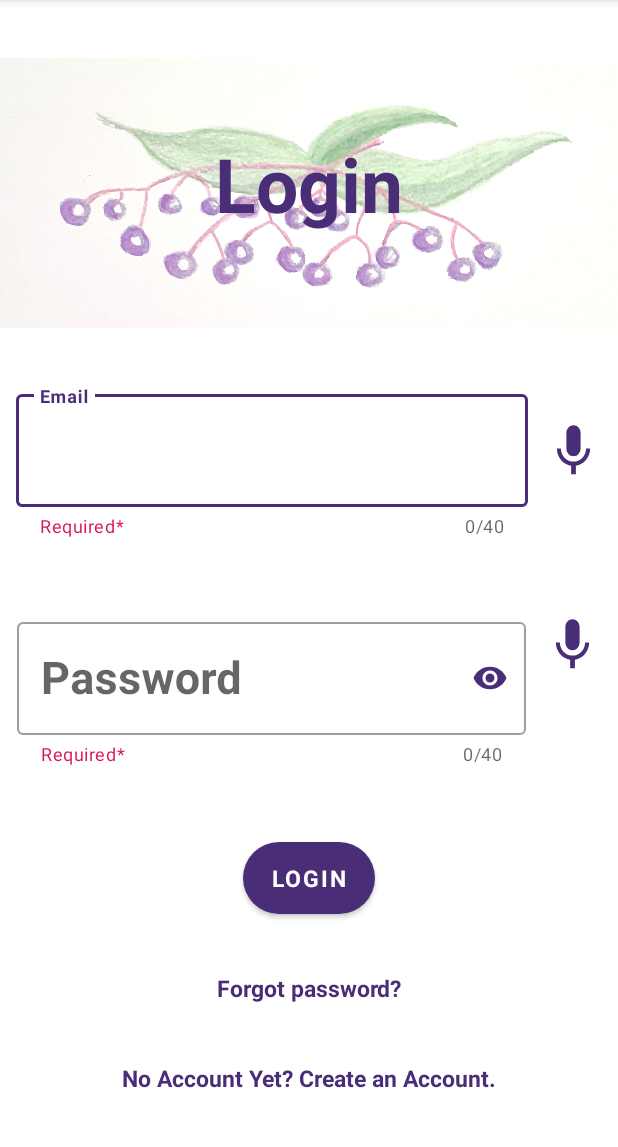
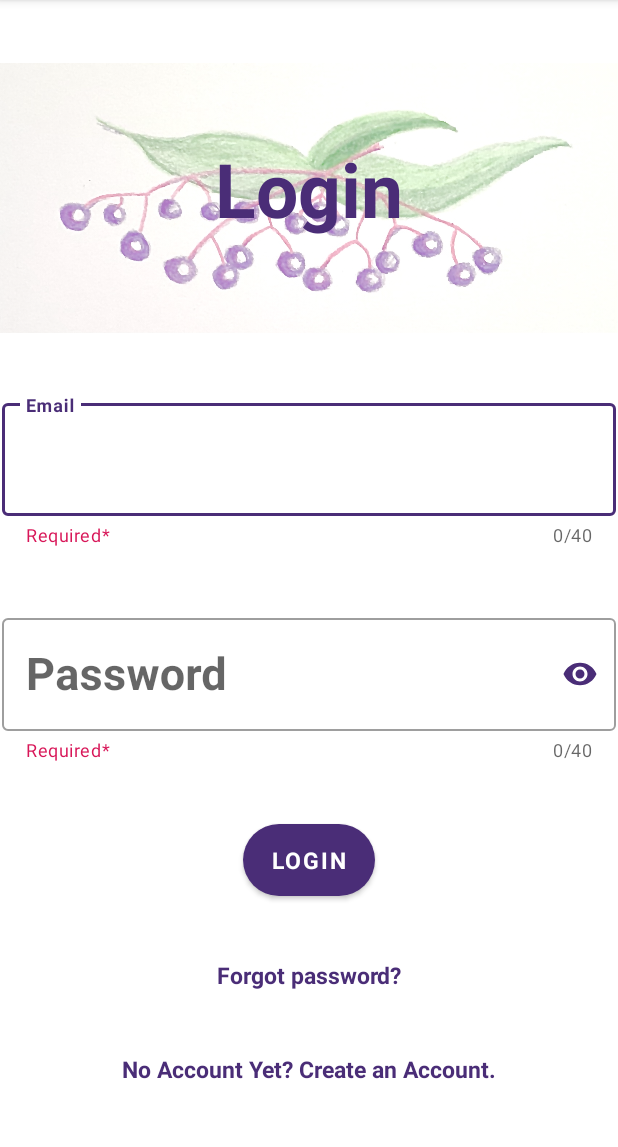
Before and after one commit to ewillia1/Elderberry, an Android app: the screen it shows after launch (LoginActivity), on a phone screen of 412 x 824 dp, the part 84-1231 px from its top. Run offline under Robolectric (Android 15) with nearby library versions, the phone set to English and light mode, and no system bars; our stand-ins replace Firebase (no records; nobody signed in at launch, a user with empty details on screens opened directly); Roboto replaces fonts that are not available here.

Commit message:
Reverting to 4a45787507a05b40aed214370bae1aabbbbc2e8f

```diff
--- a/app/src/main/java/edu/northeastern/elderberry/addMed/SetDatesFragment.java
+++ b/app/src/main/java/edu/northeastern/elderberry/addMed/SetDatesFragment.java
@@ -8,7 +8,7 @@ import android.util.Log;
 import android.view.LayoutInflater;
 import android.view.View;
 import android.view.ViewGroup;
-import android.widget.ImageButton;
+import android.widget.ImageView;
 import android.widget.TextView;
 import android.widget.Toast;
 
@@ -77,12 +77,12 @@ public class SetDatesFragment extends Fragment {
         this.fromDateSet = false;
         this.set_from = view.findViewById(R.id.fromTextView);
         this.set_to = view.findViewById(R.id.toTextView);
-        ImageButton from_image = view.findViewById(R.id.from_image);
+        ImageView from_image = view.findViewById(R.id.from_image);
         from_image.setOnClickListener(v -> {
             Log.d(TAG, "_____onClick (from_image)");
             this.from_datePickerDialog.show();
         });
-        ImageButton to_image = view.findViewById(R.id.to_image);
+        ImageView to_image = view.findViewById(R.id.to_image);
         to_image.setOnClickListener(v -> {
             Log.d(TAG, "_____onClick (to_image)");
             this.to_datePickerDialog.show();
--- a/app/src/main/res/layout/activity_login.xml
+++ b/app/src/main/res/layout/activity_login.xml
@@ -22,22 +22,22 @@
         android:textSize="50sp"
         android:textStyle="bold"
         app:layout_constraintBottom_toTopOf="@+id/textInputLayout8"
+        app:layout_constraintEnd_toEndOf="parent"
         app:layout_constraintStart_toStartOf="parent"
         app:layout_constraintTop_toTopOf="parent" />
 
     <com.google.android.material.textfield.TextInputLayout
         android:id="@+id/textInputLayout8"
         style="@style/Widget.MaterialComponents.TextInputLayout.OutlinedBox"
-        android:layout_width="341dp"
-        android:layout_height="113dp"
+        android:layout_width="409dp"
+        android:layout_height="wrap_content"
         app:counterEnabled="true"
         app:counterMaxLength="40"
         app:endIconMode="clear_text"
         app:helperText="Required*"
         app:helperTextTextColor="@color/textHintColor"
         app:layout_constraintBottom_toTopOf="@+id/textInputLayout9"
-        app:layout_constraintEnd_toStartOf="@+id/emailMic"
-        app:layout_constraintHorizontal_bias="0.5"
+        app:layout_constraintEnd_toEndOf="parent"
         app:layout_constraintStart_toStartOf="parent"
         app:layout_constraintTop_toBottomOf="@+id/loginImage">
 
@@ -47,43 +47,29 @@
             android:layout_height="wrap_content"
             android:fontFamily="@font/bellota_bold"
             android:hint="@string/email"
-            android:inputType="textEmailAddress"
             android:maxLength="40"
             android:textColor="@color/main"
             android:textColorHint="@color/main"
             android:textSize="30sp"
-            android:textStyle="bold" />
+            android:textStyle="bold"
+            android:inputType="textEmailAddress" />
     </com.google.android.material.textfield.TextInputLayout>
-
-    <ImageButton
-        android:id="@+id/emailMic"
-        android:layout_width="38dp"
-        android:layout_height="41dp"
-        android:layout_marginTop="37dp"
-        android:layout_marginBottom="64dp"
-        android:background="@drawable/microphone_icon"
-        app:layout_constraintBottom_toTopOf="@+id/textInputLayout9"
-        app:layout_constraintEnd_toEndOf="parent"
-        app:layout_constraintHorizontal_bias="0.5"
-        app:layout_constraintStart_toEndOf="@+id/textInputLayout8"
-        app:layout_constraintTop_toBottomOf="@+id/loginImage" />
 
     <com.google.android.material.textfield.TextInputLayout
         android:id="@+id/textInputLayout9"
         style="@style/Widget.MaterialComponents.TextInputLayout.OutlinedBox"
-        android:layout_width="339dp"
-        android:layout_height="114dp"
+        android:layout_width="409dp"
+        android:layout_height="wrap_content"
         app:counterEnabled="true"
         app:counterMaxLength="40"
+        app:passwordToggleEnabled="true"
+        app:passwordToggleTint="@color/main"
         app:helperText="Required*"
         app:helperTextTextColor="@color/textHintColor"
         app:layout_constraintBottom_toTopOf="@+id/loginButton"
-        app:layout_constraintEnd_toStartOf="@+id/passwordMic"
-        app:layout_constraintHorizontal_bias="0.5"
+        app:layout_constraintEnd_toEndOf="parent"
         app:layout_constraintStart_toStartOf="parent"
-        app:layout_constraintTop_toBottomOf="@+id/textInputLayout8"
-        app:passwordToggleEnabled="true"
-        app:passwordToggleTint="@color/main">
+        app:layout_constraintTop_toBottomOf="@+id/textInputLayout8">
 
         <com.google.android.material.textfield.TextInputEditText
             android:id="@+id/loginPassword"
@@ -91,26 +77,13 @@
             android:layout_height="wrap_content"
             android:fontFamily="@font/bellota_bold"
             android:hint="@string/password"
-            android:inputType="textPassword"
             android:maxLength="40"
             android:textColor="@color/main"
             android:textColorHint="@color/main"
             android:textSize="30sp"
-            android:textStyle="bold" />
+            android:textStyle="bold"
+            android:inputType="textPassword" />
     </com.google.android.material.textfield.TextInputLayout>
-
-    <ImageButton
-        android:id="@+id/passwordMic"
-        android:layout_width="38dp"
-        android:layout_height="41dp"
-        android:layout_marginTop="37dp"
-        android:background="@drawable/microphone_icon"
-        app:layout_constraintBottom_toBottomOf="parent"
-        app:layout_constraintEnd_toEndOf="parent"
-        app:layout_constraintHorizontal_bias="0.5"
-        app:layout_constraintStart_toEndOf="@+id/textInputLayout9"
-        app:layout_constraintTop_toBottomOf="@+id/textInputLayout8"
-        app:layout_constraintVertical_bias="0.004" />
 
     <Button
         android:id="@+id/loginButton"
@@ -142,8 +115,8 @@
 
     <TextView
         android:id="@+id/createAccount"
-        android:layout_width="wrap_content"
-        android:layout_height="wrap_content"
+        android:layout_width="373dp"
+        android:layout_height="24dp"
         android:fontFamily="@font/bellota_bold"
         android:text="@string/no_account_yet_create_an_account"
         android:textAlignment="center"
--- a/app/src/main/res/layout/fragment_set_dates.xml
+++ b/app/src/main/res/layout/fragment_set_dates.xml
@@ -32,7 +32,7 @@
         app:layout_constraintStart_toEndOf="@+id/fromTitle"
         app:layout_constraintTop_toTopOf="parent" />
 
-    <ImageButton
+    <ImageView
         android:id="@+id/from_image"
         android:layout_width="50dp"
         android:layout_height="50dp"
@@ -86,7 +86,7 @@
         app:layout_constraintStart_toEndOf="@+id/toTitle"
         app:layout_constraintTop_toBottomOf="@+id/fromTextView" />
 
-    <ImageButton
+    <ImageView
         android:id="@+id/to_image"
         android:layout_width="50dp"
         android:layout_height="50dp"
```
Also changed, not shown: app/src/main/java/edu/northeastern/elderberry/LoginActivity.java (+1 -71 lines).
